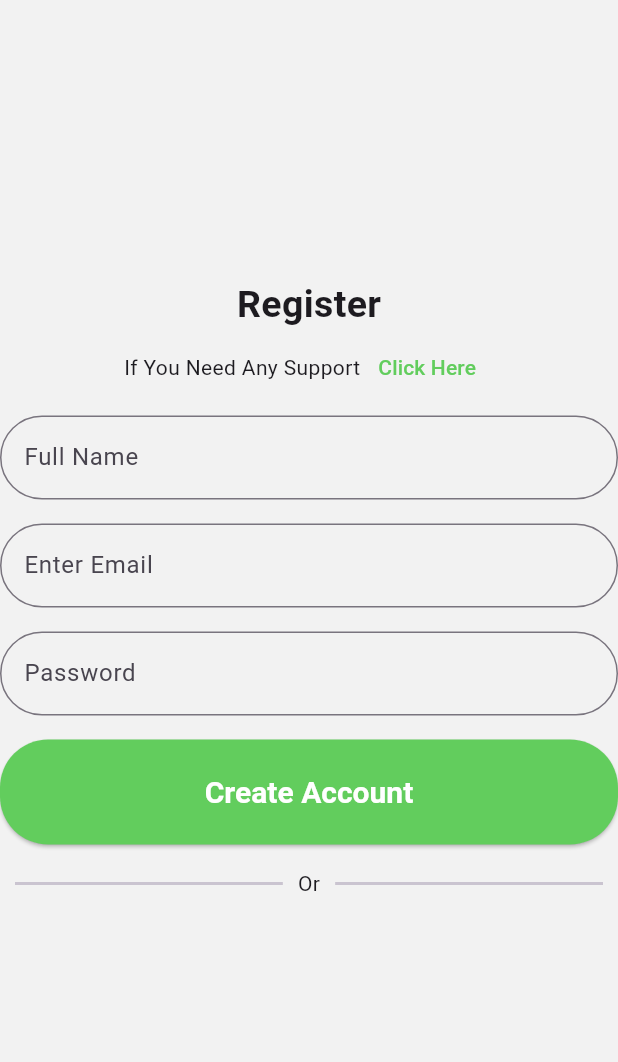
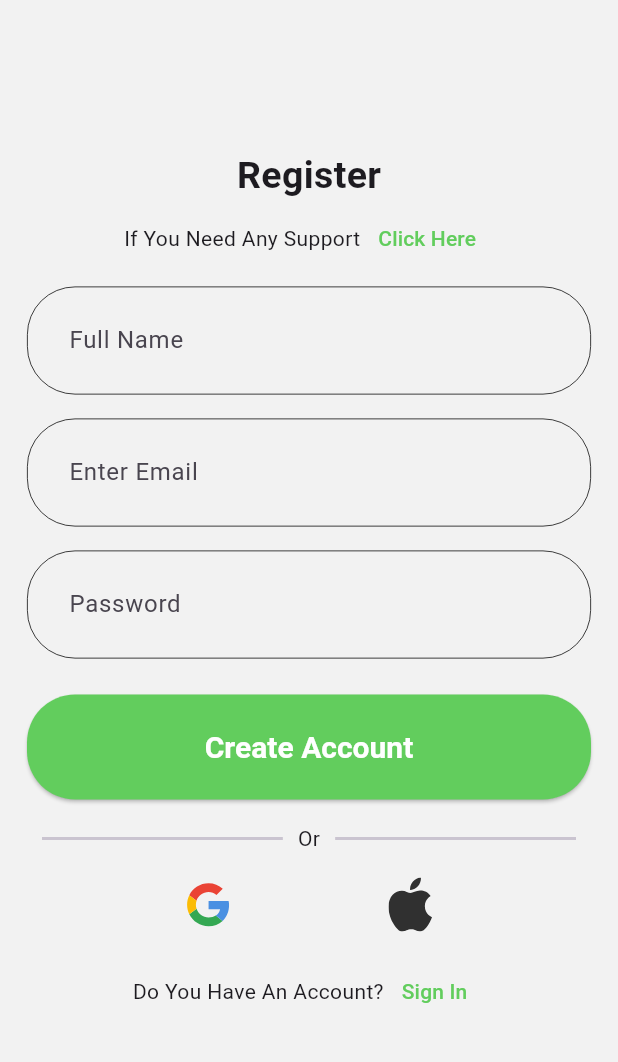
Before and after one commit to jorgesaimun/spotify_clone, a Flutter app: the Register screen opened directly, on a phone screen of 412 x 824 dp, the part 72-1134 px from its top. Run offline on Flutter 3.47's test engine with Material 3 defaults, Android fonts, the phone set to English and light mode, and no system bars; our stand-ins replace flutter_bloc, flutter_svg, hydrated_bloc.

Commit message:
add Google and Apple logo assets; enhance Signin page layout with new input fields and support options

```diff
--- a/lib/core/configs/assets/app_vectors.dart
+++ b/lib/core/configs/assets/app_vectors.dart
@@ -6,5 +6,6 @@ class AppVectors {
   static const String sun = '${basePath}sun$format';
   static const String topPattern = '${basePath}top_right$format';
   static const String bottomPattern = '${basePath}top_right$format';
-
+  static const String googleLogo = '${basePath}google$format';
+  static const String appleLogo = '${basePath}apple$format';
 }
--- a/lib/core/configs/theme/app_theme.dart
+++ b/lib/core/configs/theme/app_theme.dart
@@ -1,51 +1,84 @@
-
 import 'package:flutter/material.dart';
 import 'package:spotify_clone/core/configs/theme/app_colors.dart';
 
 class AppTheme {
-
   static final lightTheme = ThemeData(
-        primaryColor: AppColors.primary  ,
+    primaryColor: AppColors.primary,
     scaffoldBackgroundColor: AppColors.lightBackground,
-        brightness:Brightness.light,
+    brightness: Brightness.light,
     fontFamily: 'Roboto',
+    inputDecorationTheme: InputDecorationTheme(
+      filled: true,
+      fillColor: Colors.transparent,
+      contentPadding: const EdgeInsets.all(24),
+      border: OutlineInputBorder(
+        borderRadius: BorderRadius.circular(32),
+        borderSide: const BorderSide(
+          color: Colors.white,
+          width: 0.5,
+        ),
+      ),
+      enabledBorder: OutlineInputBorder(
+        borderRadius: BorderRadius.circular(32),
+        borderSide: const BorderSide(
+          color: Colors.black,
+          width: 0.5,
+        ),
+      ),
+    ),
     elevatedButtonTheme: ElevatedButtonThemeData(
       style: ElevatedButton.styleFrom(
         backgroundColor: AppColors.primary,
-            textStyle:const TextStyle(
+        textStyle: const TextStyle(
           fontSize: 20,
           fontWeight: FontWeight.bold,
         ),
         shape: RoundedRectangleBorder(
           borderRadius: BorderRadius.circular(
             30,
-              )
-            )
-          )
-        )
+          ),
+        ),
+      ),
+    ),
   );
 
   static final darkTheme = ThemeData(
-        primaryColor: AppColors.primary  ,
+    primaryColor: AppColors.primary,
     scaffoldBackgroundColor: AppColors.darkBackground,
     brightness: Brightness.dark,
     fontFamily: 'Roboto',
+    inputDecorationTheme: InputDecorationTheme(
+      filled: true,
+      fillColor: Colors.transparent,
+      contentPadding: const EdgeInsets.all(24),
+      border: OutlineInputBorder(
+        borderRadius: BorderRadius.circular(32),
+        borderSide: const BorderSide(
+          color: Colors.white,
+          width: 0.5,
+        ),
+      ),
+      enabledBorder: OutlineInputBorder(
+        borderRadius: BorderRadius.circular(32),
+        borderSide: const BorderSide(
+          color: Colors.white,
+          width: 0.5,
+        ),
+      ),
+    ),
     elevatedButtonTheme: ElevatedButtonThemeData(
       style: ElevatedButton.styleFrom(
         backgroundColor: AppColors.primary,
-            textStyle:const TextStyle(
+        textStyle: const TextStyle(
           fontSize: 20,
           fontWeight: FontWeight.bold,
         ),
         shape: RoundedRectangleBorder(
           borderRadius: BorderRadius.circular(
-                30,
-              )
-            )
-          )
-        )
-
+            32,
+          ),
+        ),
+      ),
+    ),
   );
-
-
 }
--- a/lib/presentation/auth/pages/register.dart
+++ b/lib/presentation/auth/pages/register.dart
@@ -4,6 +4,7 @@ import 'package:spotify_clone/common/widgets/appbar/app_bar.dart';
 import 'package:spotify_clone/common/widgets/button/basic_app_button.dart';
 import 'package:spotify_clone/core/configs/assets/app_vectors.dart';
 import 'package:spotify_clone/core/configs/theme/app_colors.dart';
+import 'package:spotify_clone/presentation/auth/pages/signin.dart';
 
 class Register extends StatelessWidget {
   const Register({super.key});
@@ -18,56 +19,48 @@ class Register extends StatelessWidget {
           width: 40,
         ),
       ),
-      body: Center(
+      body: Padding(
+        padding: const EdgeInsets.all(18.0),
+        child: Center(
           child: SingleChildScrollView(
             child: Column(
               children: [
                 _registerText(),
-              Row(
-                mainAxisAlignment: MainAxisAlignment.center,
-                children: [
-                  const Text("If You Need Any Support"),
-                  TextButton(
-                    onPressed: () {},
-                    child: const Text(
-                      'Click Here',
-                      style: TextStyle(color: AppColors.primary),
-                    ),
-                  ),
-                ],
-              ),
-              const SizedBox(
-                height: 8,
-              ),
+                _textButton(context, 'If You Need Any Support', 'Click Here'),
+                const SizedBox(height: 8),
                 _basicTextField('Full Name'),
-              const SizedBox(
-                height: 16,
-              ),
+                const SizedBox(height: 16),
                 _basicTextField('Enter Email'),
-              const SizedBox(
-                height: 16,
-              ),
-              TextField(
-                obscureText: true,
-                decoration: InputDecoration(
-                  labelText: 'Password',
-                  border: OutlineInputBorder(
-                    borderRadius: BorderRadius.circular(32),
-                  ),
-                ),
-              ),
-              const SizedBox(
-                height: 16,
-              ),
+                const SizedBox(height: 16),
+                _basicTextField('Password'),
+                const SizedBox(height: 24),
                 BasicAppButton(
                   onPressed: () {},
                   title: 'Create Account',
                   borderRadius: 32,
                 ),
-              const SizedBox(
-                height: 16,
+                const SizedBox(height: 16),
+                _orAndDivider(),
+                const SizedBox(height: 16),
+                Row(
+                  mainAxisAlignment: MainAxisAlignment.spaceEvenly,
+                  children: [
+                    SvgPicture.asset(AppVectors.googleLogo),
+                    SvgPicture.asset(AppVectors.appleLogo),
+                  ],
                 ),
-              const Row(
+                const SizedBox(height: 16),
+                _textButton(context, 'Do You Have An Account?', 'Sign In'),
+              ],
+            ),
+          ),
+        ),
+      ),
+    );
+  }
+
+  Row _orAndDivider() {
+    return const Row(
       children: [
         Expanded(
           child: Divider(
@@ -85,23 +78,37 @@ class Register extends StatelessWidget {
           ),
         )
       ],
+    );
+  }
+
+  Row _textButton(BuildContext context, String textTitle, String buttonTitle) {
+    return Row(
+      mainAxisAlignment: MainAxisAlignment.center,
+      children: [
+        Text(textTitle),
+        TextButton(
+          onPressed: () {
+            if (buttonTitle != 'Click Here') {
+              Navigator.pushReplacement(
+                context,
+                MaterialPageRoute(
+                  builder: (BuildContext context) => const Signin(),
+                ),
+              );
+            }
+          },
+          child: Text(
+            buttonTitle,
+            style: const TextStyle(color: AppColors.primary),
+          ),
         ),
       ],
-          ),
-        ),
-      ),
     );
   }
 
   TextField _basicTextField(String title) {
     return TextField(
-      obscureText: true,
-      decoration: InputDecoration(
-        labelText: title,
-        border: OutlineInputBorder(
-          borderRadius: BorderRadius.circular(32),
-        ),
-      ),
+      decoration: InputDecoration(label: Text(title)),
     );
   }
 
```
Also changed, not shown: lib/presentation/auth/pages/signin.dart (+77 -49 lines), assets/vectors/apple.svg (added), assets/vectors/google.svg (added). Lines whose indentation alone changed are shown as unchanged.
